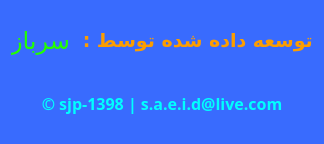
The window that about.ui (JavadiSaeid/ArchivingSystem_doc) describes before a commit, drawn with Qt 5.
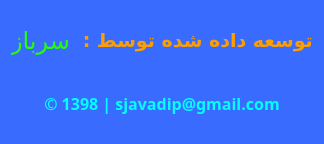
The same window after the commit.

Commit message: taqirat dar about

```diff
--- a/about.ui
+++ b/about.ui
@@ -94,7 +94,7 @@
       <string notr="true">color:#E6F014 ;</string>
      </property>
      <property name="text">
-      <string>&lt;html&gt;&lt;head/&gt;&lt;body&gt;&lt;p&gt;&lt;a href=&quot;mailto:s.a.e.i.d@live.com?subject=ارتباط%20با%20سازنده%20سامانه%20بایگانی%20ثبت%20ماسال&quot;&gt;&lt;span style=&quot; text-decoration: none; color:#00ffff;&quot;&gt;© sjp-1398 | s.a.e.i.d@live.com&lt;/span&gt;&lt;/a&gt;&lt;/p&gt;&lt;/body&gt;&lt;/html&gt;</string>
+      <string>&lt;html&gt;&lt;head/&gt;&lt;body&gt;&lt;p&gt;&lt;a href=&quot;mailto:s.a.e.i.d@live.com?subject=ارتباط%20با%20سازنده%20سامانه%20بایگانی%20ثبت%20ماسال&quot;&gt;&lt;span style=&quot;text-decoration: none; color:#00ffff;&quot;&gt;© 1398 | sjavadip@gmail.com&lt;/span&gt;&lt;/a&gt;&lt;/p&gt;&lt;/body&gt;&lt;/html&gt;</string>
      </property>
      <property name="alignment">
       <set>Qt::AlignCenter</set>
```
The commit also changes 1 other file.
